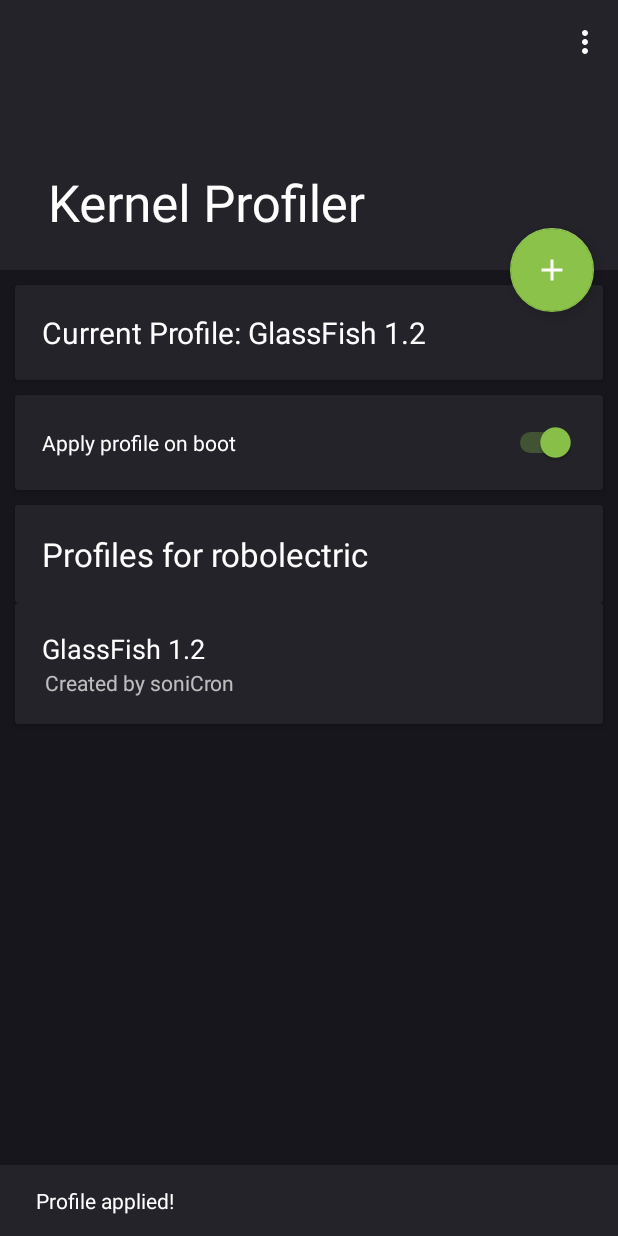
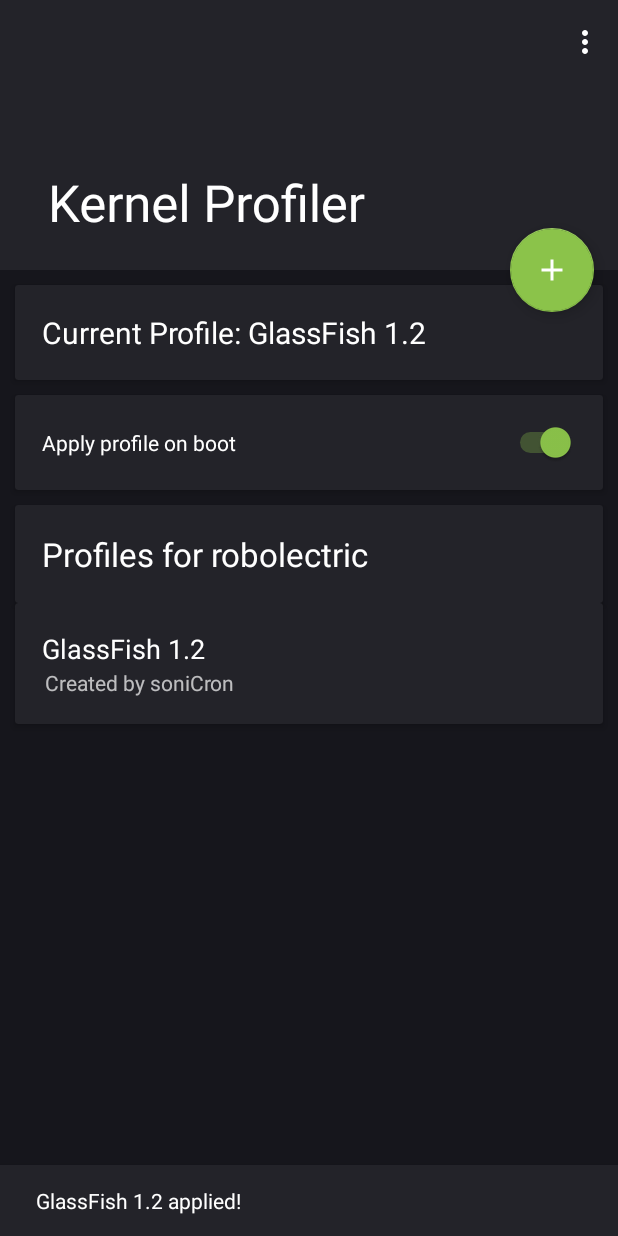
Before and after one commit to frap129/KernelProfiler, an Android app: the screen it shows after launch (MainActivity), after a tap on "GlassFish 1.2", on a phone screen of 412 x 824 dp. Run offline under Robolectric (Android 15) with nearby library versions, the phone set to English and light mode, and no system bars; libraries missing offline, so code that uses them is left out: eu.chainfire.libsuperuser; 2 statements that could not run were skipped; 1 other tap on this screen came first.

Commit message:
Add name to profile application snackbar
Signed-off-by: Joe Maples <joe@frap129.org>

```diff
--- a/app/src/main/java/org/frap129/kernelprofiler/MainActivity.java
+++ b/app/src/main/java/org/frap129/kernelprofiler/MainActivity.java
@@ -444,7 +444,7 @@ public class MainActivity extends AppCompatActivity {
         String curProfile = "Current Profile: " + name;
         info.setText(curProfile);
         info.setTextSize(20);
-        snack("Profile applied!");
+        snack(name + " applied!");
     }
 
     // Method that handles device and creates cards
@@ -479,7 +479,7 @@ public class MainActivity extends AppCompatActivity {
             wingoku.setOnClickListener(new View.OnClickListener() {
                 @Override
                 public void onClick(View v) {
-                    setBundled("Wingoku", R.raw.wingoku);
+                    setBundled("Wingoku 4.1", R.raw.wingoku);
                 }
             });
         }
```
